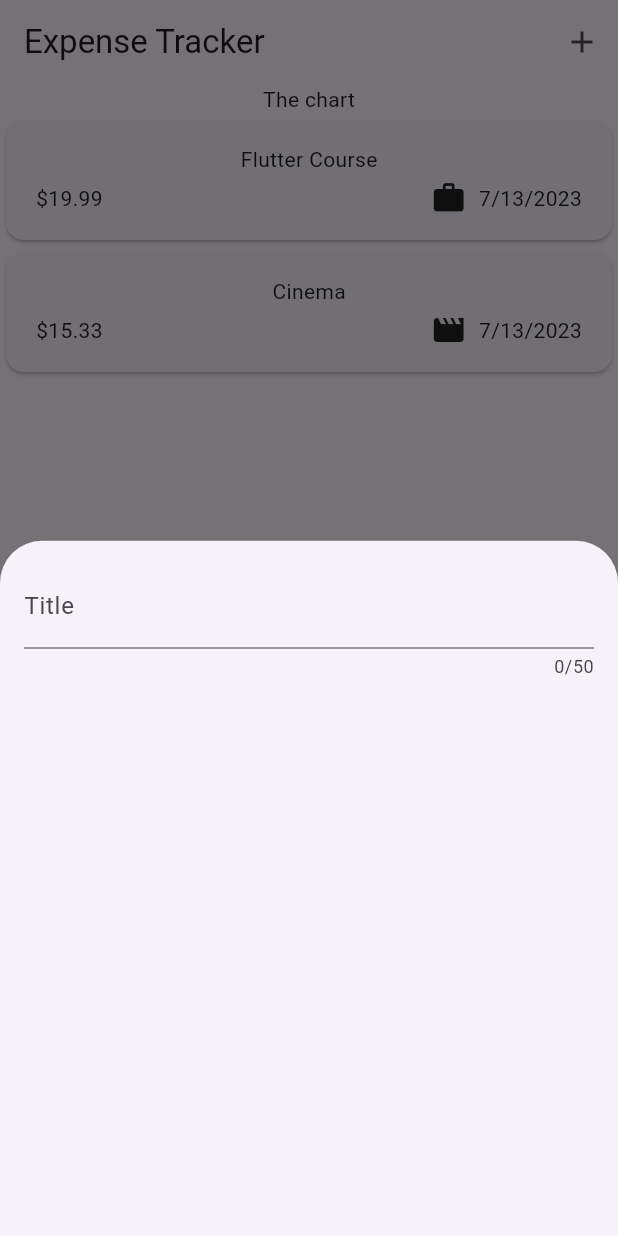
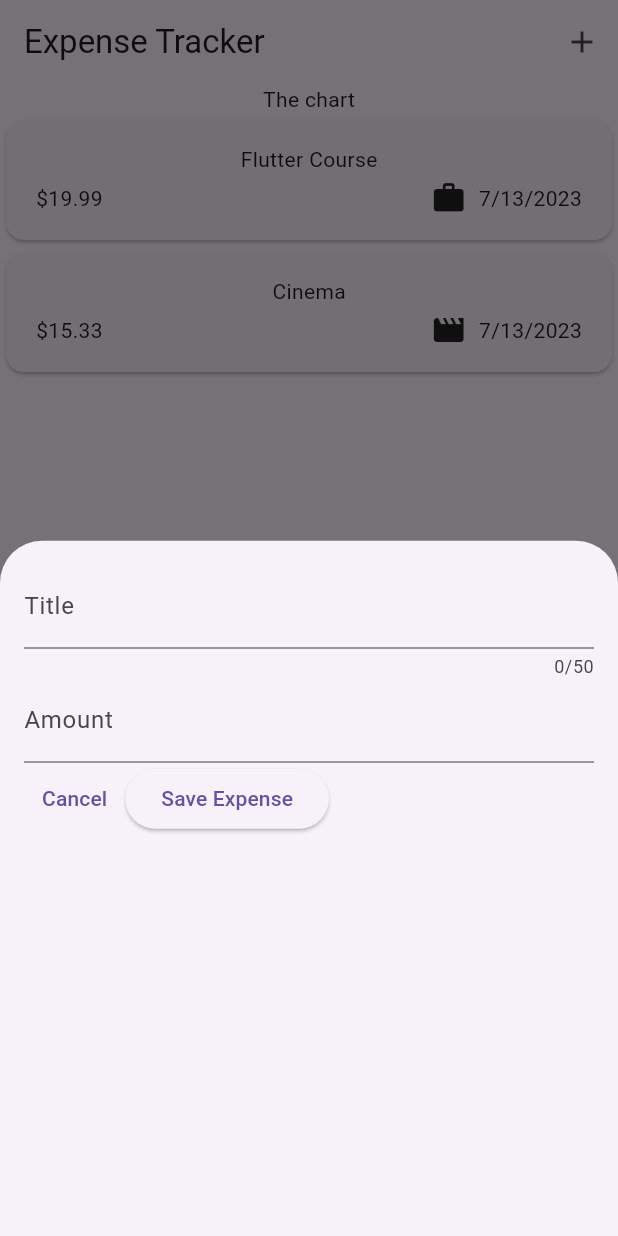
Before and after one commit to temogogitidze/expense_tracker_app, a Flutter app: the screen it shows after launch, after a tap on the "add" icon, on a phone screen of 412 x 824 dp. Run offline on Flutter 3.47's test engine with Material 2 defaults, Android fonts, the phone set to English and light mode, and no system bars.

Commit message:
feat: add expense buttons and bind to controller

```diff
--- a/lib/widgets/new_expense.dart
+++ b/lib/widgets/new_expense.dart
@@ -10,16 +10,50 @@ class NewExpense extends StatefulWidget {
 }
 
 class _NewExpenseState extends State<NewExpense> {
+  final _titleController = TextEditingController();
+  final _amountController = TextEditingController();
+
+  @override
+  void dispose() {
+    _titleController.dispose();
+    _amountController.dispose();
+    super.dispose();
+  }
+
   @override
   Widget build(BuildContext context) {
-    return const Padding(
-      padding: EdgeInsets.all(16),
+    return Padding(
+      padding: const EdgeInsets.all(16),
       child: Column(
         children: [
           TextField(
+            controller: _titleController,
             maxLength: 50,
-            decoration: InputDecoration(label: Text('Title')),
+            decoration: const InputDecoration(label: Text('Title')),
           ),
+          TextField(
+            controller: _amountController,
+            keyboardType: TextInputType.number,
+            decoration: const InputDecoration(
+              prefixText: '\$ ',
+              label: Text('Amount'),
+            ),
+          ),
+          Row(
+            children: [
+              TextButton(
+                onPressed: () {},
+                child: const Text('Cancel'),
+              ),
+              ElevatedButton(
+                onPressed: () {
+                  print(_titleController.text);
+                  print(_amountController.text);
+                },
+                child: const Text('Save Expense'),
+              ),
+            ],
+          )
         ],
       ),
     );
```
